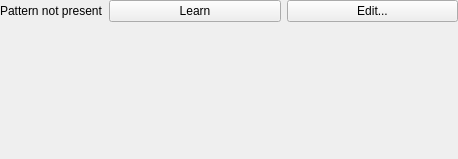
Qt form AcfSln/Include/iqtipr/CPatternTeachingControllerGuiComp.ui (ImagingTools/AcfPublic) before a commit.
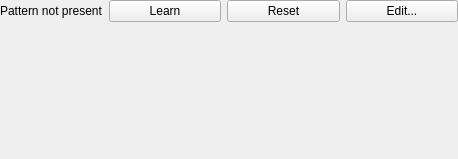
The same form after that commit.

```diff
--- a/AcfSln/Include/iqtipr/CPatternTeachingControllerGuiComp.ui
+++ b/AcfSln/Include/iqtipr/CPatternTeachingControllerGuiComp.ui
@@ -36,6 +36,13 @@
        </property>
       </widget>
      </item>
+     <item>
+      <widget class="QPushButton" name="ResetButton">
+       <property name="text">
+        <string>Reset</string>
+       </property>
+      </widget>
+     </item>
      <item>
       <widget class="QPushButton" name="EditButton">
        <property name="text">
```
Left out of the diff: 22 changed lines with no effect on the pictures.
